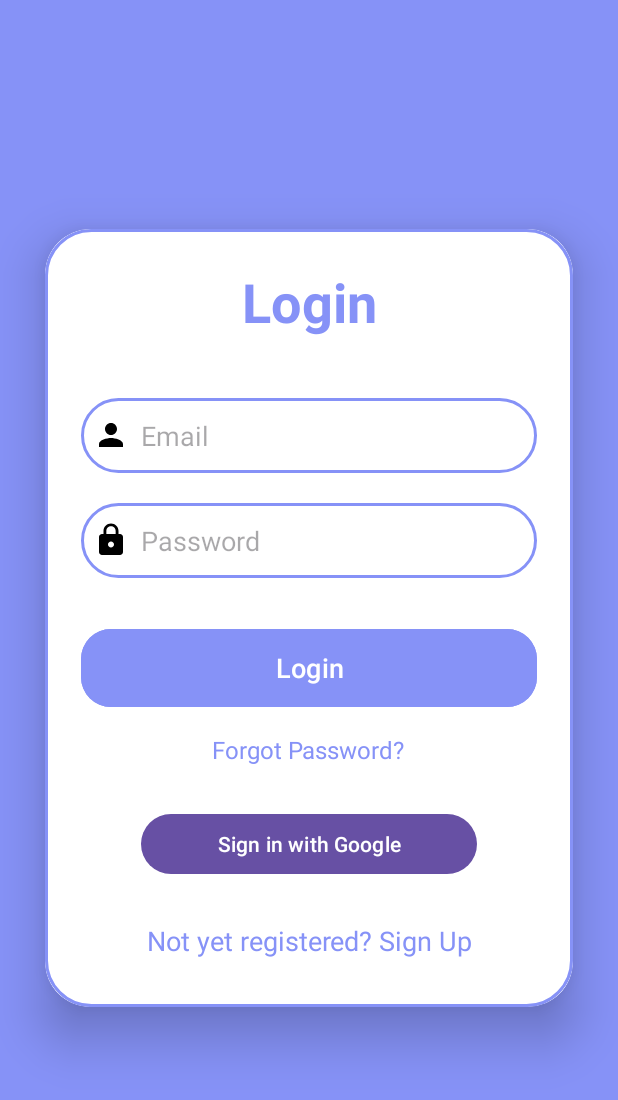
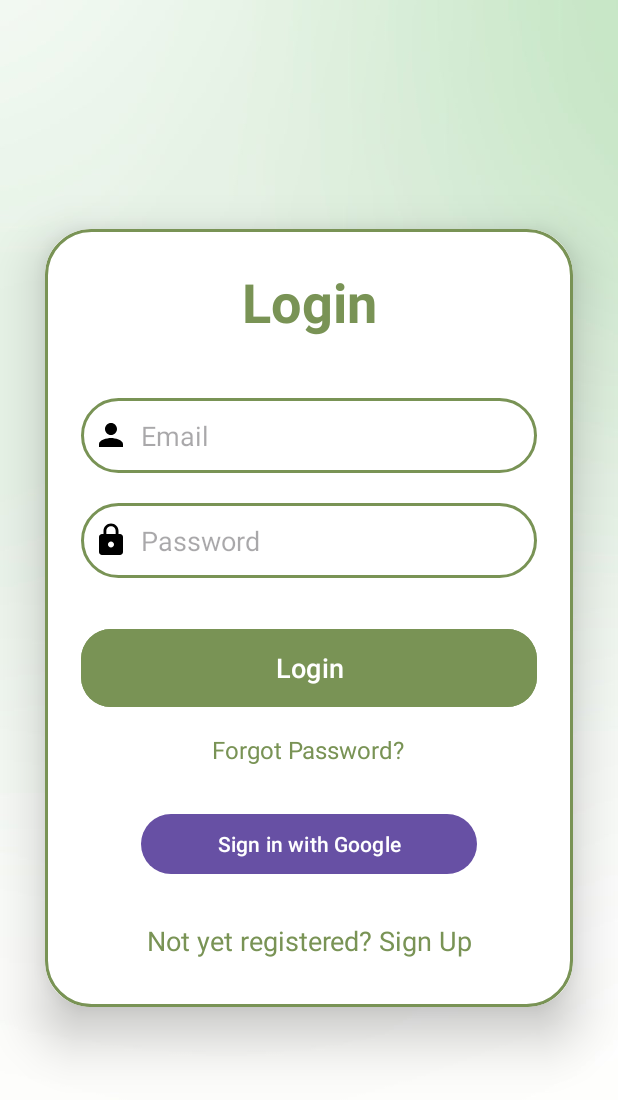
Before and after one commit to SamzMalik/Lonedree, an Android app: the screen it shows after launch (LoginActivity), on a phone screen of 412 x 824 dp. Shown: the top 1100 px of the screen. Run offline under Robolectric (Android 15) with nearby library versions, the phone set to English and light mode, and no system bars; our stand-ins replace Firebase (no records; nobody signed in at launch, a user with empty details on screens opened directly); libraries missing offline, so code that uses them is left out: com.developer.gbuttons; plain views replace GoogleSignInButton; 2 statements that could not run were skipped.

Commit message:
mike nih

```diff
--- a/app/src/main/res/drawable/custom_edittext.xml
+++ b/app/src/main/res/drawable/custom_edittext.xml
@@ -4,7 +4,7 @@
 
     <stroke
         android:width="2dp"
-        android:color="@color/lavender"/>
+        android:color="@color/primary"/>
     <corners
         android:radius="30dp"/>
 </shape>
--- /dev/null
+++ b/app/src/main/res/drawable/rounded_corner.xml
@@ -0,0 +1,5 @@
+<shape xmlns:android="http://schemas.android.com/apk/res/android"
+    android:shape="rectangle">
+    <corners android:radius="12dp" />
+    <solid android:color="#FFFFFF" />
+</shape>
--- a/app/src/main/res/layout/activity_login.xml
+++ b/app/src/main/res/layout/activity_login.xml
@@ -1,13 +1,12 @@
 <?xml version="1.0" encoding="utf-8"?>
-<LinearLayout
-    xmlns:android="http://schemas.android.com/apk/res/android"
+<LinearLayout xmlns:android="http://schemas.android.com/apk/res/android"
     xmlns:app="http://schemas.android.com/apk/res-auto"
     xmlns:tools="http://schemas.android.com/tools"
     android:layout_width="match_parent"
     android:layout_height="match_parent"
+    android:background="@drawable/back"
+    android:gravity="center"
     android:orientation="vertical"
-    android:gravity="center"
-    android:background="@color/lavender"
     tools:context=".LoginActivity">
 
     <androidx.cardview.widget.CardView
@@ -20,55 +19,55 @@
         <LinearLayout
             android:layout_width="match_parent"
             android:layout_height="wrap_content"
+            android:layout_gravity="center_horizontal"
+            android:background="@drawable/custom_edittext"
             android:orientation="vertical"
-            android:layout_gravity="center_horizontal"
-            android:padding="24dp"
-            android:background="@drawable/custom_edittext">
+            android:padding="24dp">
 
             <TextView
+                android:id="@+id/loginText"
                 android:layout_width="match_parent"
                 android:layout_height="wrap_content"
                 android:text="Login"
-                android:id="@+id/loginText"
+                android:textAlignment="center"
+                android:textColor="@color/primary"
                 android:textSize="36sp"
-                android:textAlignment="center"
-                android:textStyle="bold"
-                android:textColor="@color/lavender"/>
+                android:textStyle="bold" />
 
             <EditText
+                android:id="@+id/login_email"
                 android:layout_width="match_parent"
                 android:layout_height="50dp"
-                android:id="@+id/login_email"
+                android:layout_marginTop="40dp"
                 android:background="@drawable/custom_edittext"
-                android:layout_marginTop="40dp"
+                android:drawableLeft="@drawable/ic_baseline_person_24"
+                android:drawablePadding="8dp"
+                android:hint="Email"
                 android:padding="8dp"
-                android:hint="Email"
-                android:drawableLeft="@drawable/ic_baseline_person_24"
-                android:textColor="@color/black"
-                android:drawablePadding="8dp"/>
+                android:textColor="@color/black" />
 
             <EditText
+                android:id="@+id/login_password"
                 android:layout_width="match_parent"
                 android:layout_height="50dp"
-                android:id="@+id/login_password"
+                android:layout_marginTop="20dp"
                 android:background="@drawable/custom_edittext"
-                android:layout_marginTop="20dp"
+                android:drawableLeft="@drawable/ic_baseline_lock_24"
+                android:drawablePadding="8dp"
+                android:hint="Password"
                 android:inputType="textPassword"
                 android:padding="8dp"
-                android:hint="Password"
-                android:drawableLeft="@drawable/ic_baseline_lock_24"
-                android:textColor="@color/black"
-                android:drawablePadding="8dp"/>
+                android:textColor="@color/black" />
 
             <Button
+                android:id="@+id/login_button"
                 android:layout_width="match_parent"
                 android:layout_height="60dp"
+                android:layout_marginTop="30dp"
+                android:backgroundTint="@color/primary"
                 android:text="Login"
-                android:id="@+id/login_button"
                 android:textSize="18sp"
-                android:layout_marginTop="30dp"
-                android:backgroundTint="@color/lavender"
-                app:cornerRadius = "20dp"/>
+                app:cornerRadius="20dp" />
 
             <TextView
                 android:id="@+id/forgot_password"
@@ -78,31 +77,31 @@
                 android:layout_marginTop="5dp"
                 android:padding="8dp"
                 android:text="Forgot Password?"
-                android:textColor="@color/lavender"
+                android:textColor="@color/primary"
                 android:textSize="16sp" />
 
             <com.developer.gbuttons.GoogleSignInButton
+                android:id="@+id/googleBtn"
                 android:layout_width="match_parent"
                 android:layout_height="wrap_content"
+                android:layout_gravity="center"
+                android:layout_marginStart="40dp"
+                android:layout_marginTop="20dp"
+                android:layout_marginEnd="40dp"
+                android:padding="8dp"
                 android:text="Sign in with Google"
-                android:id="@+id/googleBtn"
-                app:isDarkTheme = "true"
-                android:layout_gravity="center"
-                android:layout_marginTop="20dp"
-                android:layout_marginStart="40dp"
-                android:layout_marginEnd="40dp"
-                android:padding="8dp"/>
+                app:isDarkTheme="true" />
 
             <TextView
                 android:id="@+id/signUpRedirectText"
                 android:layout_width="wrap_content"
                 android:layout_height="wrap_content"
+                android:layout_gravity="center"
                 android:layout_marginTop="20dp"
                 android:padding="8dp"
-                android:layout_gravity="center"
                 android:text="Not yet registered? Sign Up"
                 android:textAlignment="center"
-                android:textColor="@color/lavender"
+                android:textColor="@color/primary"
                 android:textSize="18sp" />
 
         </LinearLayout>
--- a/app/src/main/res/layout/activity_main.xml
+++ b/app/src/main/res/layout/activity_main.xml
@@ -53,6 +53,7 @@
             app:layout_constraintTop_toBottomOf="@+id/groceryContainerRV" />
 
         <androidx.recyclerview.widget.RecyclerView
+            android:id="@+id/allVegetablesRVMainActivity"
             android:layout_width="409dp"
             android:layout_height="307dp"
             android:layout_marginStart="8dp"
--- a/app/src/main/res/values/colors.xml
+++ b/app/src/main/res/values/colors.xml
@@ -3,4 +3,5 @@
     <color name="black">#FF000000</color>
     <color name="white">#FFFFFFFF</color>
     <color name="lavender">#8692f7</color>
+    <color name="primary">#799355</color>
 </resources>
```
Also changed, not shown: app/src/main/java/com/mikesamdi/lonedree/MainActivity.java (+49 -0 lines), app/src/main/java/com/mikesamdi/lonedree/VegetableAdapter.java (added, +65 -0 lines), app/src/main/java/com/mikesamdi/lonedree/VegetableItem.java (added, +36 -0 lines), app/src/main/res/layout/activity_register.xml (+4 -4 lines), app/src/main/res/layout/cart_rv.xml (+6 -5 lines), app/src/main/res/layout/vegetable_item_rv.xml (added, +48 -0 lines), app/src/main/res/drawable/back.jpg (added).
